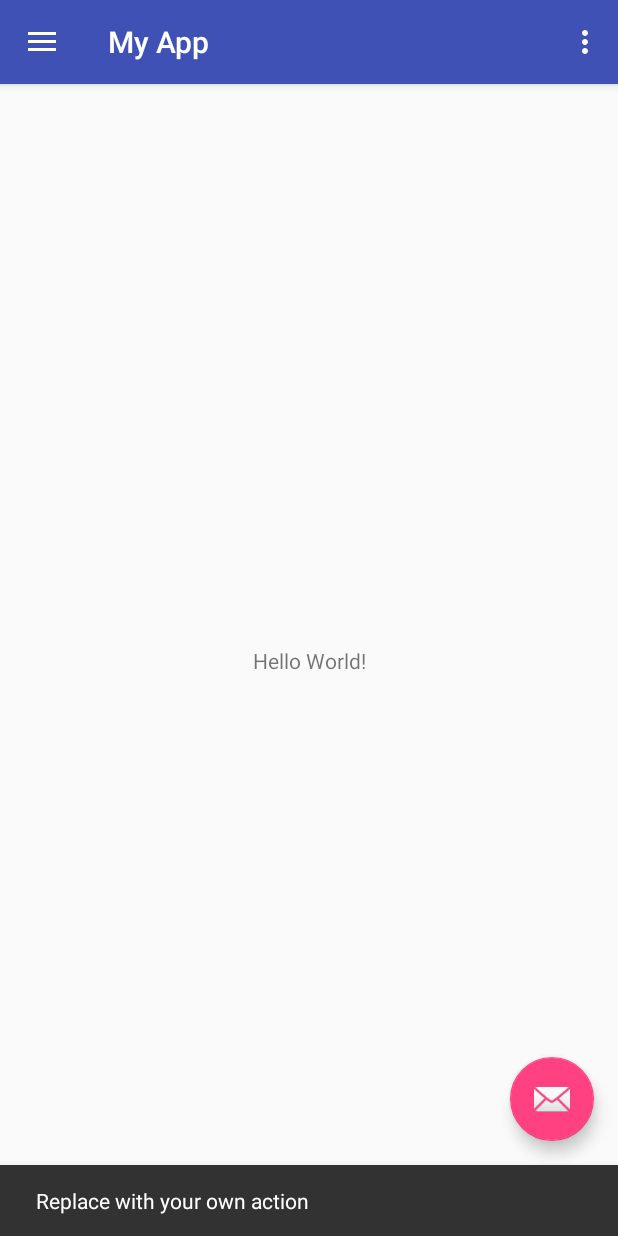
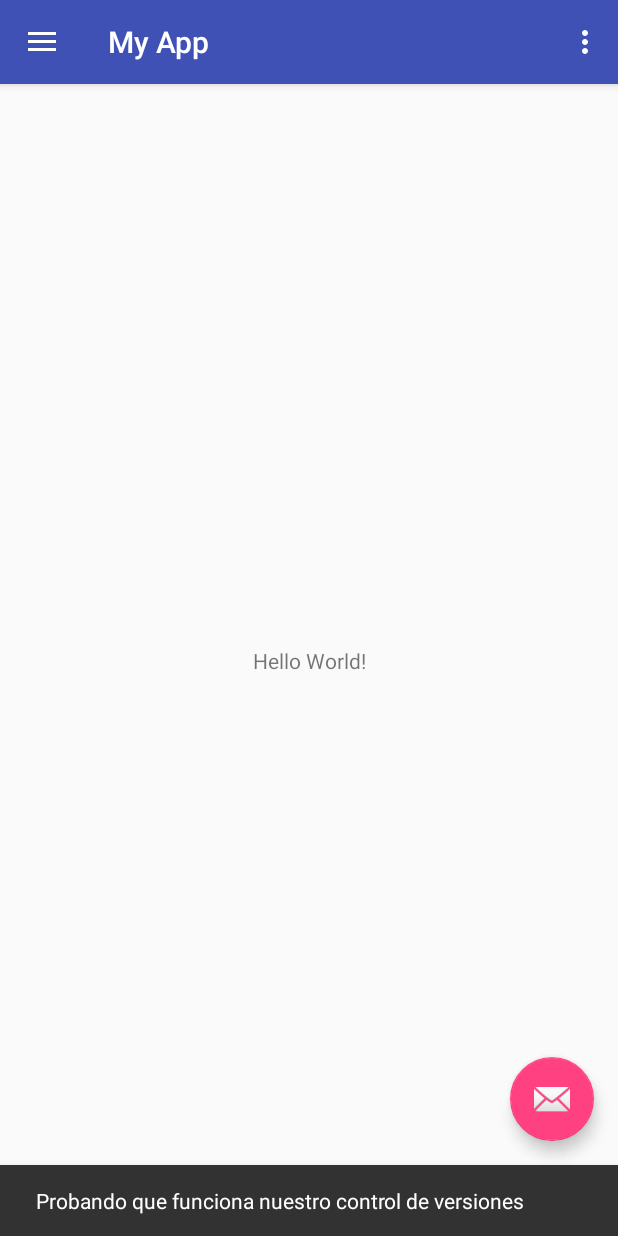
Before and after one commit to lilianag19/MyApplication2, an Android app: the screen it shows after launch (MainActivity), after a tap on an icon or button, on a phone screen of 412 x 824 dp. Run offline under Robolectric (Android 15) with nearby library versions, the phone set to English and light mode, and no system bars.

Commit message:
subiendo cambios

```diff
--- a/app/src/main/java/com/example/lilian/myapp/MainActivity.java
+++ b/app/src/main/java/com/example/lilian/myapp/MainActivity.java
@@ -37,7 +37,7 @@ public class MainActivity extends AppCompatActivity
         fab.setOnClickListener(new View.OnClickListener() {
             @Override
             public void onClick(View view) {
-                Snackbar.make(view, "Replace with your own action", Snackbar.LENGTH_LONG)
+                Snackbar.make(view, "Probando que funciona nuestro control de versiones", Snackbar.LENGTH_LONG)
                         .setAction("Action", null).show();
             }
         });
```
